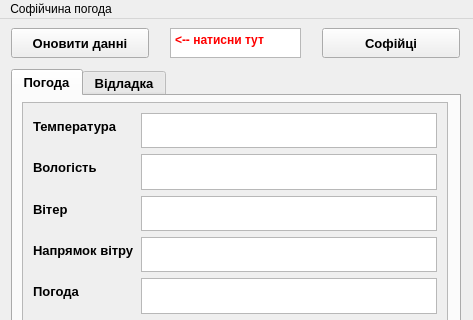
centroparotjag/Sofia-weather-QT, file mainwindow.ui: the form before one commit; both pictures show x 0 to 473 and y 0 to 320 of the 473 by 480 pixel window.
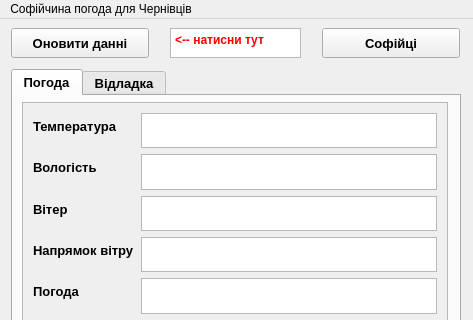
The form after the commit.

```diff
--- a/mainwindow.ui
+++ b/mainwindow.ui
@@ -382,7 +382,7 @@
      </font>
     </property>
     <property name="title">
-     <string>Софійчина погода</string>
+     <string>Софійчина погода для Чернівців</string>
     </property>
     <addaction name="separator"/>
    </widget>
```
